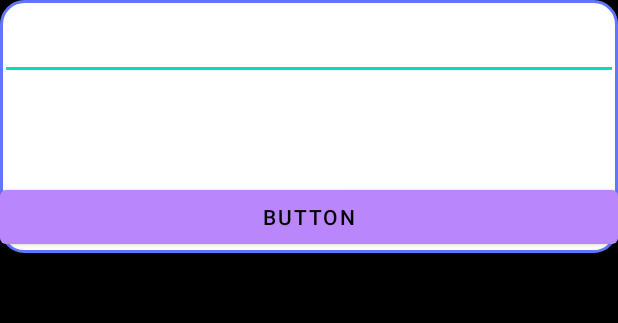
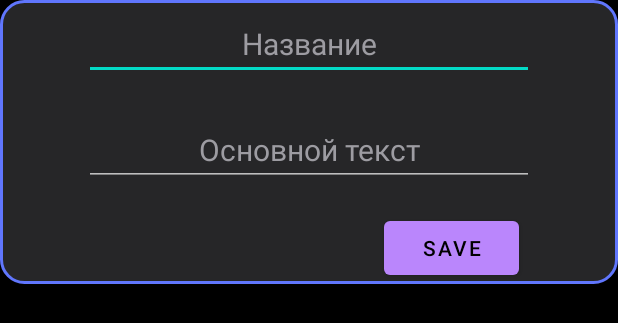
Before and after one commit to nikita-jpg/BigProject, an Android app: the layout dialog_lay.xml on its own in the app's theme, with its tools: preview values and no code run, on a phone screen of 412 x 824 dp. Shown: the top 323 px of the screen. Run offline under Robolectric (Android 15) with nearby library versions, the light colour scheme and no system bars.

Commit message:
Alert_Diialog_Transparent

```diff
--- a/app/src/main/java/com/example/bigproject/AddDialogFragment.java
+++ b/app/src/main/java/com/example/bigproject/AddDialogFragment.java
@@ -1,5 +1,10 @@
 package com.example.bigproject;
 
+import android.app.AlertDialog;
+import android.app.Dialog;
+import android.content.DialogInterface;
+import android.graphics.Color;
+import android.graphics.drawable.ColorDrawable;
 import android.os.Bundle;
 import android.view.LayoutInflater;
 import android.view.View;
@@ -21,9 +26,12 @@ public class AddDialogFragment extends DialogFragment {
         this.zametka=zametka;
     }
 
+
     @Override
     public View onCreateView(LayoutInflater inflater, ViewGroup container,
                              Bundle savedInstanceState) {
+
+        getDialog().getWindow().setBackgroundDrawable(new ColorDrawable(Color.TRANSPARENT));
 
     // Inflate the layout to use as dialog or embedded fragment
         View v = inflater.inflate(R.layout.dialog_lay, container, false);
@@ -47,7 +55,6 @@ public class AddDialogFragment extends DialogFragment {
                     }
                 });
                 thread.start();
-                v.setBackgroundColor(getContext().getResources().getColor(R.color.very_black));
             }
         });
         return v;
--- a/app/src/main/res/drawable/alert_dialog.xml
+++ b/app/src/main/res/drawable/alert_dialog.xml
@@ -2,5 +2,5 @@
 <shape xmlns:android="http://schemas.android.com/apk/res/android">
     <corners android:radius="15dp" />
     <stroke android:width="2dp" android:color="@color/blue"> </stroke>
-    <solid android:color="@color/abs_white"></solid>
+    <solid android:color="@color/dialog_gray"></solid>
 </shape>
--- a/app/src/main/res/layout/dialog_lay.xml
+++ b/app/src/main/res/layout/dialog_lay.xml
@@ -1,7 +1,5 @@
 <?xml version="1.0" encoding="utf-8"?>
 <LinearLayout xmlns:android="http://schemas.android.com/apk/res/android"
-    xmlns:app="http://schemas.android.com/apk/res-auto"
-    xmlns:tools="http://schemas.android.com/tools"
     android:orientation="vertical"
     android:layout_width="match_parent"
     android:layout_height="wrap_content"
@@ -11,7 +9,7 @@
     <LinearLayout
         android:layout_gravity="center"
         android:orientation="vertical"
-        android:layout_width="match_parent"
+        android:layout_width="300dp"
         android:layout_height="wrap_content"
         >
 
@@ -19,27 +17,34 @@
             android:id="@+id/zametka_name"
             android:layout_width="match_parent"
             android:layout_height="wrap_content"
-            android:gravity="top|center"
-            android:textColor="@color/bkackText"
             android:layout_marginBottom="17dp"
             android:layout_marginTop="5dp"
+            android:gravity="top|center"
+            android:textColor="@color/abs_white"
+            android:textColorHint="@color/hint_grey"
+            android:hint="Название"
             android:textSize="20dp"/>
 
         <EditText
             android:id="@+id/zametka_value"
             android:layout_width="match_parent"
             android:layout_height="wrap_content"
+            android:layout_marginBottom="17dp"
+            android:layout_marginTop="5dp"
             android:gravity="center"
-            android:textColor="@color/bkackText"
-            android:layout_marginBottom="17dp"
-            android:padding="4dp"
+            android:textColor="@color/abs_white"
+            android:textColorHint="@color/hint_grey"
+            android:hint="Основной текст"
+            android:textSize="20dp"
             />
 
         <Button
             android:id="@+id/button"
+            android:layout_marginLeft="200dp"
+            android:layout_marginRight="10dp"
             android:layout_width="match_parent"
             android:layout_height="wrap_content"
-            android:text="Button" />
+            android:text="Save" />
 
     </LinearLayout>
 
--- a/app/src/main/res/values/colors.xml
+++ b/app/src/main/res/values/colors.xml
@@ -14,4 +14,6 @@
     <color name="abs_white">#ffffff</color>
     <color name="transparent">#00000000</color>
     <color name="very_black">#000000</color>
+    <color name="dialog_gray">#262628</color>
+    <color name="hint_grey">#9d9ca2</color>
 </resources>
```
